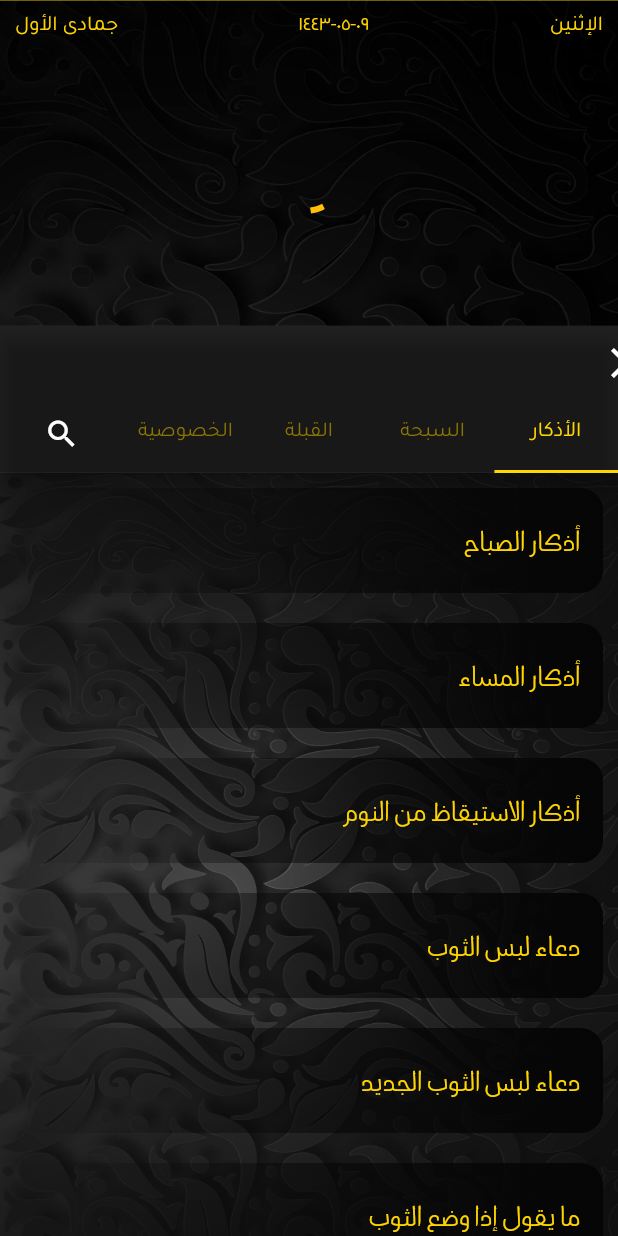
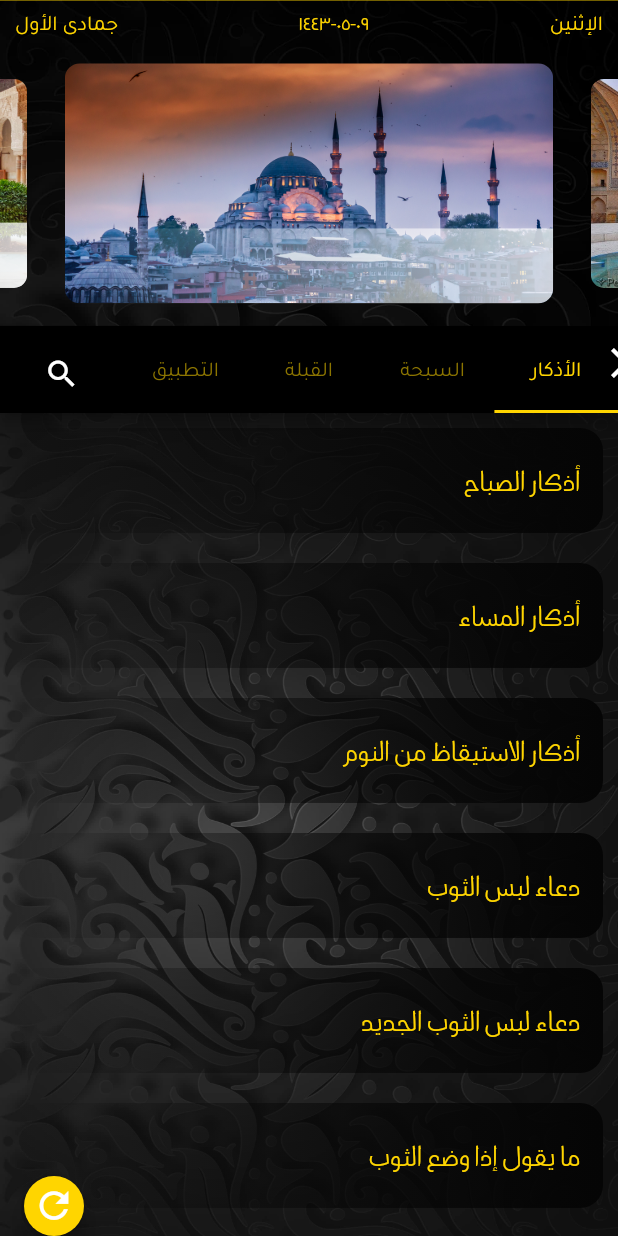
Before and after one commit to Ahmed0Ghaith/khushoo3-Flutter, a Flutter app: the screen it shows after launch, on a phone screen of 412 x 824 dp. Run offline on Flutter 3.47's test engine with Material 2 defaults, Android fonts, the phone set to English and light mode, and no system bars; drawn by our look-alikes of carousel_slider; our stand-ins replace bloc, dio, firebase_core, firebase_messaging, flutter_bloc, fluttertoast and 6 more; missing offline and left inert: flutter_qiblah, flutter_vibrate; accounts and stored records are empty.

Commit message:
refreshsalattimeadded

```diff
--- a/lib/view/modules/azkarSlider.dart
+++ b/lib/view/modules/azkarSlider.dart
@@ -23,6 +23,7 @@ class azkarslider extends StatelessWidget {
 
           if (Azkar.length > 0) {
             return Padding(
+
               padding: const EdgeInsets.fromLTRB(0, 100, 0, 70),
               child: Container(
                 child: Stack(
@@ -68,8 +69,7 @@ class azkarslider extends StatelessWidget {
               ),
             );
           } else {
-            return Expanded(
-                child: Center(
+            return  Center(
               child: Column(
                 mainAxisAlignment: MainAxisAlignment.center,
                 children: [
@@ -83,7 +83,7 @@ class azkarslider extends StatelessWidget {
                   )
                 ],
               ),
-            ));
+            );
           }
         });
   }
--- a/lib/view/modules/azkarTapped.dart
+++ b/lib/view/modules/azkarTapped.dart
@@ -13,11 +13,12 @@ import 'package:khushoo3/models/azkarModel.dart';
 import 'azkarSlider.dart';
 
 class sliderList extends StatelessWidget {
-  late TabController _tabController;
 
   HomePageVM? VM;
   List<Azkardata> _azkardata = [];
   List<String> _azkarcategories = [];
+
+  // late final _tabController = TabController(length: 5, vsync: provider);
 
   @override
   Widget build(BuildContext context) {
@@ -26,6 +27,7 @@ class sliderList extends StatelessWidget {
         builder: (context, state) {
           VM = HomePageVM.get(context);
           _azkardata = VM!.filteredList!;
+
           if (_azkardata.length > 0) {
             _azkardata.forEach((element) {
               _azkarcategories.add(element.category!);
@@ -41,12 +43,18 @@ class sliderList extends StatelessWidget {
           children: [
             DefaultTabController(
                 length: 5,
+                initialIndex: VM!.currentPage ,
+
                 child: Scaffold(
+                    backgroundColor: Colors.black,
                     appBar: AppBar(
-                  toolbarHeight: 50,
-                  backgroundColor: Colors.black87,
+                      toolbarHeight: 10,
+                      backgroundColor: Colors.black,
+
                       bottom: TabBar(
+
                         labelColor: Golden,
+
                         unselectedLabelColor: DarkGolden,
                         labelPadding: const EdgeInsets.all(0.0),
                         indicatorColor: Golden,
@@ -65,12 +73,14 @@ class sliderList extends StatelessWidget {
                             text: "القبلة",
                           ),
                           Tab(
-                        text: "الخصوصية",
+                            text: "التطبيق",
                           ),
                           Container(
                             child: IconButton(
                               onPressed: () {
-                            VM!.currentPage == 0 ? VM!.searchstate() : null;
+                                VM!.currentPage == 0 ? VM!.searchstate():null;
+
+
                               },
                               icon: Icon(
                                 Icons.search,
@@ -94,6 +104,7 @@ class sliderList extends StatelessWidget {
                           color: Color.fromARGB(15, 255, 255, 255),
                         ),
                         child: TabBarView(
+
                           physics: NeverScrollableScrollPhysics(),
                           children: [
                             Container(child: azkarBuilder(context)),
@@ -111,8 +122,13 @@ class sliderList extends StatelessWidget {
             AnimatedContainer(
               color: Colors.black,
               height: 50,
-          width: HomePageVM.get(context).SState
-              ? MediaQuery.of(context).size.width
+              width: HomePageVM
+                  .get(context)
+                  .SState
+                  ? MediaQuery
+                  .of(context)
+                  .size
+                  .width
                   : 0,
               duration: const Duration(seconds: 1),
               curve: Curves.fastOutSlowIn,
@@ -121,10 +137,15 @@ class sliderList extends StatelessWidget {
                 child: Stack(
                   children: [
                     Container(
-                  width: MediaQuery.of(context).size.width - 70,
+                      width: MediaQuery
+                          .of(context)
+                          .size
+                          .width - 70,
                       height: 50,
                       child: TextFormField(
-                    controller: HomePageVM.get(context).controller,
+                        controller: HomePageVM
+                            .get(context)
+                            .controller,
                         decoration: InputDecoration(
                             hintText: 'بحث عن ذكر', hintStyle: LightText()),
                         onChanged: ((value) {
@@ -138,13 +159,9 @@ class sliderList extends StatelessWidget {
                       ),
                     ),
                     // ),
-                Expanded(
-                  child: Container(
+                    Container(
                         alignment: Alignment.centerLeft,
-                      // child: AnimatedAlign(
-                      //     alignment:  HomePageVM.get(context).SState? Alignment.centerRight:Alignment.centerLeft,
-                      //     duration: const Duration(seconds: 1),
-                      //     curve: Curves.fastOutSlowIn,
+
                         child: IconButton(
                             onPressed: () {
                               HomePageVM.get(context).searchstate();
@@ -155,10 +172,8 @@ class sliderList extends StatelessWidget {
                             ))
                       // )
                     ),
-                )
-                //  Container(height: 20,
-                //
-                //   )
+
+
                   ],
                 ),
               ),
@@ -170,16 +185,26 @@ class sliderList extends StatelessWidget {
 //Azkar Builder
   Widget azkarBuilder(context) {
     if (_azkardata.length > 0) {
-      return ListView.separated(
+      return RefreshIndicator(
+
+          child: ListView.separated(
+
             physics: BouncingScrollPhysics(),
             itemBuilder: (context, index) =>
-            buildZekrItem(_azkarcategories.toSet().toList()[index], context),
+                buildZekrItem(
+                    _azkarcategories.toSet().toList()[index], context),
             separatorBuilder: (context, index) => Container(),
-        itemCount: _azkarcategories.toSet().length,
+            itemCount: _azkarcategories
+                .toSet()
+                .length,
+          ),
+          onRefresh: () =>
+              Future.delayed(Duration(seconds: 5),
+
+              )
       );
     } else {
-      return Expanded(
-          child: Center(
+      return Center(
         child: Column(
           mainAxisAlignment: MainAxisAlignment.center,
           children: [
@@ -188,17 +213,21 @@ class sliderList extends StatelessWidget {
               height: 20,
             ),
             Text(
-              '${HomePageVM.get(context).statetext}',
+              '${HomePageVM
+                  .get(context)
+                  .statetext}',
               style: LightText(),
             )
           ],
         ),
-      ));
+      );
     }
   }
 
 //Build Azkar Item
-  Widget buildZekrItem(item, context) => InkWell(
+  Widget buildZekrItem(item, context) =>
+      InkWell
+        (
           onTap: () {
             HomePageVM.get(context).azkartapped(item);
             showDialog(
--- a/lib/view/modules/privacy.dart
+++ b/lib/view/modules/privacy.dart
@@ -61,7 +61,7 @@ class privacy extends StatelessWidget {
 
               Row(
                 crossAxisAlignment: CrossAxisAlignment.center,
-                mainAxisAlignment: MainAxisAlignment.spaceAround,
+                mainAxisAlignment: MainAxisAlignment.spaceEvenly,
                 children: [
                   IconButton(onPressed: () {
                     communication.get(context).openFacebook();
--- a/lib/view/modules/salatSlider.dart
+++ b/lib/view/modules/salatSlider.dart
@@ -1,5 +1,5 @@
+
 import 'package:carousel_slider/carousel_slider.dart';
-import 'package:flutter/cupertino.dart';
 import 'package:flutter/material.dart';
 import 'package:flutter_bloc/flutter_bloc.dart';
 import 'package:khushoo3/view/shared/colors.dart';
@@ -12,6 +12,16 @@ import 'azkarTapped.dart';
 class slider extends StatelessWidget {
   HijriCalendar? _today;
 
+  List<String> CachedImages =
+  [
+  'assets/images/FR.jpg',
+  'assets/images/SR.jpg',
+  'assets/images/ZH.jpg',
+  'assets/images/AS.jpg',
+  'assets/images/MA.jpg',
+  'assets/images/AS.jpg',
+
+  ];
   List<Map> Model = [];
 
   @override
@@ -20,7 +30,6 @@ class slider extends StatelessWidget {
       listener: (context, state) {},
       builder: (context, state) {
         Model = HomePageVM.get(context).model;
-
         _today = HijriCalendar.now();
         HijriCalendar.setLocal('ar');
         return sliderwidget(state, context);
@@ -29,12 +38,17 @@ class slider extends StatelessWidget {
   }
   //SliderWidget
   Widget sliderwidget(state, context) {
-    return Column(mainAxisSize: MainAxisSize.max, children: [
+    return Column(
+        mainAxisSize: MainAxisSize.max, children: [
       Padding(
         padding: const EdgeInsets.all(10.0),
         child: header(),
       ),
       //CarouselSliderSalatTime
+      Stack(
+
+        children: [
+
           Container(child: (() {
             if (Model.length > 0) {
               return CarouselSlider(
@@ -120,20 +134,71 @@ class slider extends StatelessWidget {
                         ),
                       )).toList());
             } else {
-          return Container(
+              return CarouselSlider(
+                  options: CarouselOptions(
+                    autoPlay: false,
                     height: 170,
-            child: Expanded(
-                child: Center(
-              child: Column(
-                mainAxisAlignment: MainAxisAlignment.center,
-                children: [
-                  CircularProgressIndicator(),
+                    enlargeCenterPage: true,
+                  ),
+                  items: CachedImages.map((item) => Container(
+                    child: Container(
+                      margin: EdgeInsets.fromLTRB(2, 5, 2, 5),
+                      child: ClipRRect(
+                          borderRadius: BorderRadius.all(Radius.circular(10.0)),
+                          child: Stack(
+                            children: <Widget>[
+                              Image.asset(item,
+                                  fit: BoxFit.cover, width: 1000.0),
+                              Positioned(
+                                bottom: 0.0,
+                                left: 0.0,
+                                right: 0.0,
+                                child: Stack(
+                                  children: <Widget>[
+                                    Container(
+                                      height: 50,
+                                      decoration: BoxDecoration(
+                                        gradient: LinearGradient(
+                                          colors: [
+                                            Color.fromARGB(200, 255, 255, 255),
+                                            Color.fromARGB(2, 255, 255, 255)
+                                          ],
+                                          begin: Alignment.bottomRight,
+                                          end: Alignment.bottomLeft,
+                                        ),
+                                      ),
+                                    ),
+
                                   ],
                                 ),
+                              ),
+
+                            ],
                           )),
-          );
+                    ),
+                  )).toList());
             }
           })()),
+         /* Positioned.fill(
+            child:  Align(
+            alignment: Alignment.bottomLeft,
+            child: Container(
+
+              width: 30,
+              height: 30,
+              decoration: BoxDecoration(
+                  color: Golden,
+                  borderRadius:BorderRadius.circular(50)
+
+              ),child: Icon(Icons.refresh,size: 20,color: Colors.white,),
+
+            ),
+          ),
+          )*/
+
+
+        ],
+      ),
       SizedBox(
         height: 10,
       ),
--- a/lib/view/pages/home_page.dart
+++ b/lib/view/pages/home_page.dart
@@ -1,3 +1,5 @@
+import 'package:firebase_core/firebase_core.dart';
+import 'package:firebase_messaging/firebase_messaging.dart';
 import 'package:flutter/material.dart';
 import 'package:flutter/cupertino.dart';
 
@@ -9,26 +11,26 @@ import 'package:khushoo3/view/shared/colors.dart';
 import 'package:khushoo3/view_model/home_page_VM.dart';
 import 'package:khushoo3/view_model/states.dart';
 import 'package:khushoo3/view/shared/themes.dart';
-import 'package:carousel_slider/carousel_slider.dart';
-import 'package:khushoo3/view/shared/styles.dart';
+
 
 class HomePage extends StatelessWidget {
   List<Map> Model = [];
-
+  HomePageVM? VM ;
   @override
   Widget build(BuildContext context) {
+
     return home(context);
   }
 
   Widget home(BuildContext context) {
     return BlocProvider(
       create: (BuildContext context) => HomePageVM()
-        ..createDatabase()
-        ..getazkar(),
+        ..getazkar()   ..getTodayData(),
       child: BlocConsumer<HomePageVM, BaseStates>(
         listener: (context, state) {},
         builder: (context, state) {
-          Model = HomePageVM.get(context).model;
+          VM=HomePageVM.get(context);
+          Model =VM!.model;
           return MaterialApp(
               debugShowCheckedModeBanner: false,
               theme: theme,
@@ -42,11 +44,13 @@ class HomePage extends StatelessWidget {
     var s = Model;
 
     return Scaffold(
+
       appBar: AppBar(
         toolbarHeight: 0.3,
         backgroundColor: Golden,
       ),
       body: Container(
+
           decoration: BoxDecoration(
             image: DecorationImage(
               image: AssetImage('assets/images/Background.png'),
@@ -54,6 +58,22 @@ class HomePage extends StatelessWidget {
             ),
           ),
           child: slider()),
+     floatingActionButton: VM!.isload ?  CircularProgressIndicator(strokeWidth: 7,):  Container(
+    height: 40.0,
+    width: 40.0,
+    child: FittedBox(
+    child: FloatingActionButton(
+
+
+        onPressed: () {
+        VM!.deleteDatabase();
+        VM!.getTodayData();
+        },
+        backgroundColor: Golden,
+        child: const Icon(Icons.refresh, size:40,color: Colors.white,),
+    ),) ),
+      floatingActionButtonLocation: FloatingActionButtonLocation.startDocked,
+
     );
   }
 
--- a/pubspec.yaml
+++ b/pubspec.yaml
@@ -27,6 +27,7 @@ dependencies:
 
   # The following adds the Cupertino Icons font to your application.
   # Use with the CupertinoIcons class for iOS style icons.
+  fluttertoast: ^8.0.8
   cupertino_icons: ^1.0.2
   hexcolor: ^2.0.4
   carousel_slider: ^4.0.0
```
Also changed, not shown: lib/view/modules/qiblah_compass.dart (+11 -0 lines), lib/view_model/home_page_VM.dart (+100 -22 lines), pubspec.lock, 5 other files. Lines whose indentation alone changed are shown as unchanged.
